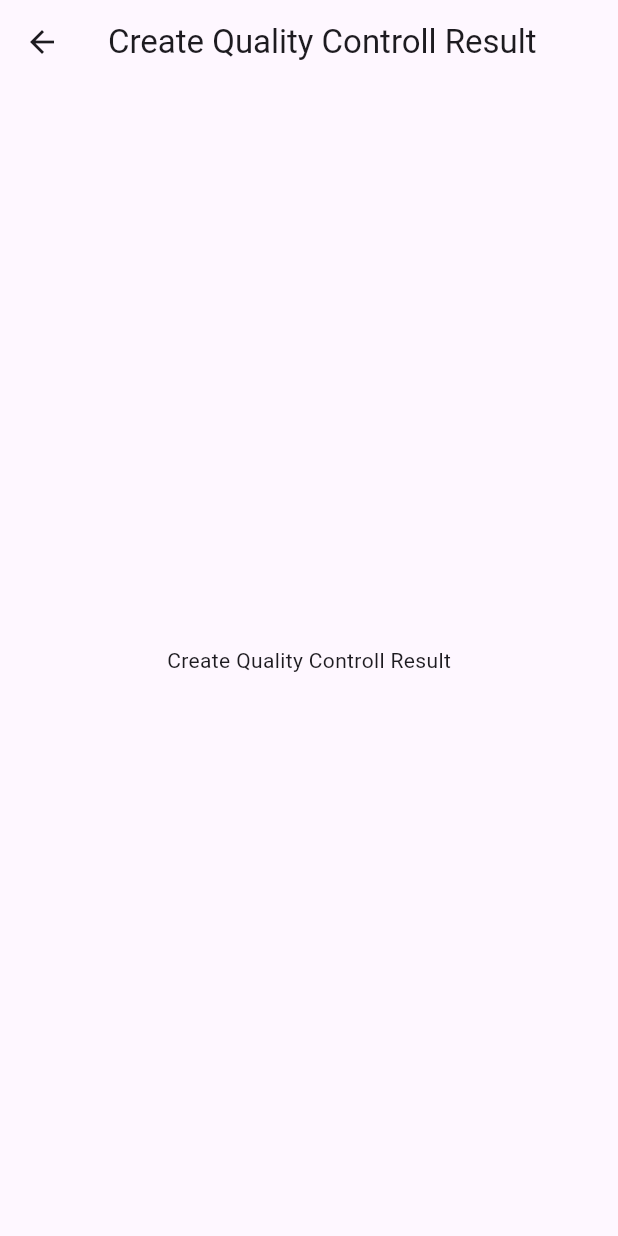
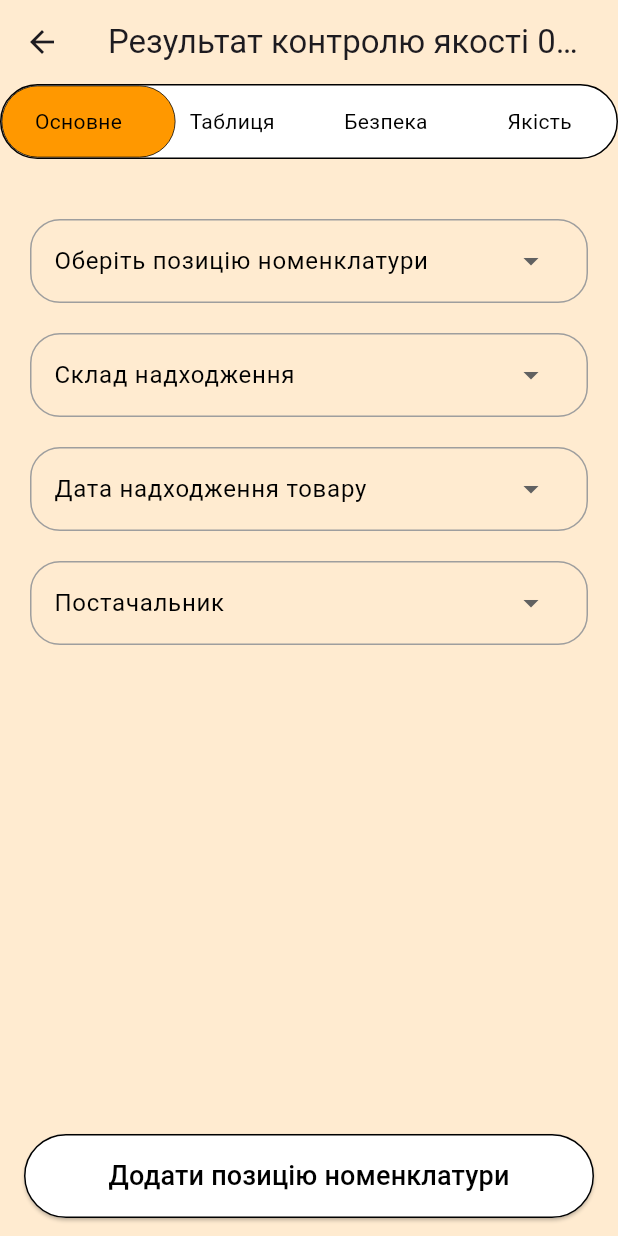
Before and after one commit to MaksTsymbal/RD_Quality_Control_APP, a Flutter app: the CreateQualityControllResultPage screen opened by its route, on a phone screen of 412 x 824 dp. Run offline on Flutter 3.47's test engine with Material 3 defaults, Android fonts, the phone set to English and light mode, and no system bars; our stand-ins replace dropdown_button2.

Commit message:
Add some widgets to pages

```diff
--- a/lib/src/createDocumentPage/ui/createDocumentPage.dart
+++ b/lib/src/createDocumentPage/ui/createDocumentPage.dart
@@ -1,22 +1,79 @@
 import 'package:flutter/material.dart';
-
+import 'package:dropdown_button2/dropdown_button2.dart';
+import '../widgets/customSwitcher.dart';
+import '../widgets/customDropdown.dart';
 class CreateQualityControllResultPage extends StatefulWidget {
   const CreateQualityControllResultPage({super.key});
 
   @override
-  State<CreateQualityControllResultPage> createState() => _CreateQualityControllResultPageState();
+  State<CreateQualityControllResultPage> createState() =>
+      _CreateQualityControllResultPageState();
 }
 
-
-class _CreateQualityControllResultPageState extends State<CreateQualityControllResultPage> {
+class _CreateQualityControllResultPageState
+    extends State<CreateQualityControllResultPage> {
   @override
   Widget build(BuildContext context) {
     return Scaffold(
+      backgroundColor: const Color.fromARGB(255, 255, 235, 208),
       appBar: AppBar(
-        title: const Text('Create Quality Controll Result'),
+        backgroundColor: const Color.fromARGB(255, 255, 235, 208),
+        title: const Text('Результат контролю якості 0001'),
       ),
-      body: const Center(
-        child: Text('Create Quality Controll Result'),
+      body: Center(
+        child: Column(
+          children: [
+            const CustomSwitch(),
+            const SizedBox(height: 40),
+            CustomDropdown(
+              labelText: 'Оберіть позицію номенклатури',
+              items: const ['Позиція 1', 'Позиція 2', 'Позиція 3'],
+              onChanged: (value) {
+                print(value);
+              },
+            ),
+            const SizedBox(height: 20),
+            CustomDropdown(
+              labelText: 'Склад надходження',
+              items: const ['Позиція 1', 'Позиція 2', 'Позиція 3'],
+              onChanged: (value) {
+                print(value);
+              },
+            ),
+            const SizedBox(height: 20),
+            CustomDropdown(
+              labelText: 'Дата надходження товару',
+              items: const ['Позиція 1', 'Позиція 2', 'Позиція 3'],
+              onChanged: (value) {
+                print(value);
+              },
+            ),
+            const SizedBox(height: 20),
+            CustomDropdown(
+              labelText: 'Постачальник',
+              items: const ['Позиція 1', 'Позиція 2', 'Позиція 3'],
+              onChanged: (value) {
+                print(value);
+              },
+            ),
+          ],
+        ),
+      ),
+      bottomNavigationBar: BottomAppBar(
+        color: const Color.fromARGB(255, 255, 235, 208),
+        child: ElevatedButton(
+          style: ElevatedButton.styleFrom(
+            backgroundColor: Colors.white,
+            side: const BorderSide(color: Colors.black),
+          ),
+          onPressed: () {
+            Navigator.pop(context);
+          },
+          child: const Text(
+            'Додати позицію номенклатури',
+            style: TextStyle(color: Colors.black, fontSize: 18),
+          ),
+        ),
       ),
     );
   }
--- /dev/null
+++ b/lib/src/createDocumentPage/widgets/customDropdown.dart
@@ -0,0 +1,87 @@
+import 'package:flutter/material.dart';
+import 'package:dropdown_button2/dropdown_button2.dart';
+
+class CustomDropdown extends StatelessWidget {
+  final String labelText;
+  final List<String> items;
+  final void Function(String?) onChanged;
+
+  const CustomDropdown({
+    super.key,
+    required this.labelText,
+    required this.items,
+    required this.onChanged,
+  });
+
+  @override
+  Widget build(BuildContext context) {
+    return Padding(
+      padding: const EdgeInsets.symmetric(horizontal: 20),
+      child: DropdownButtonFormField2<String>(
+        decoration: InputDecoration(
+          labelText: labelText,
+          labelStyle: const TextStyle(
+            color: Colors.black,
+            fontSize: 16,
+          ),
+          border: OutlineInputBorder(
+            borderRadius: BorderRadius.circular(20),
+          ),
+          focusedBorder: OutlineInputBorder(
+            borderSide: const BorderSide(color: Colors.black, width: 1.0),
+            borderRadius: BorderRadius.circular(20),
+          ),
+          enabledBorder: OutlineInputBorder(
+            borderSide: const BorderSide(color: Colors.grey, width: 1.0),
+            borderRadius: BorderRadius.circular(20),
+          ),
+        ),
+        items: _buildMenuItems(),
+        onChanged: onChanged,
+        style: const TextStyle(
+          fontSize: 16,
+          color: Colors.black,
+        ),
+        isExpanded: true,
+        buttonStyleData: const ButtonStyleData(
+          padding: EdgeInsets.symmetric(horizontal: 10),
+        ),
+        dropdownStyleData: DropdownStyleData(
+          maxHeight: 300,
+          width: MediaQuery.of(context).size.width - 40,
+          decoration: BoxDecoration(
+            borderRadius: BorderRadius.circular(20),
+          ),
+          elevation: 2,
+        ),
+        menuItemStyleData: const MenuItemStyleData(
+          padding: EdgeInsets.symmetric(horizontal: 16),
+        ),
+      ),
+    );
+  }
+
+  List<DropdownMenuItem<String>> _buildMenuItems() {
+    final List<DropdownMenuItem<String>> menuItems = [];
+    for (int i = 0; i < items.length; i++) {
+      menuItems.add(
+        DropdownMenuItem<String>(
+          value: items[i],
+          child: Text(items[i]),
+        ),
+      );
+      if (i < items.length - 1) {
+        menuItems.add(
+          DropdownMenuItem<String>(
+            enabled: false, // Disable the divider from being selectable
+            child: Divider(
+              height: 1,
+              color: Colors.grey[400],
+            ),
+          ),
+        );
+      }
+    }
+    return menuItems;
+  }
+}
--- /dev/null
+++ b/lib/src/createDocumentPage/widgets/customSwitcher.dart
@@ -0,0 +1,80 @@
+import 'package:flutter/material.dart';
+
+class CustomSwitch extends StatefulWidget {
+  const CustomSwitch({Key? key}) : super(key: key);
+
+  @override
+  State<CustomSwitch> createState() => _CustomSwitchState();
+}
+
+class _CustomSwitchState extends State<CustomSwitch> {
+  int selectedIndex = 0;
+
+  final List<String> labels = ["Основне", "Таблиця", "Безпека", "Якість"];
+
+  @override
+  Widget build(BuildContext context) {
+    final double switchWidth = MediaQuery.of(context).size.width - 20;
+    final double buttonWidth = switchWidth / labels.length;
+
+    return Container(
+      padding: const EdgeInsets.symmetric(horizontal: 0),
+      child: Column(
+        crossAxisAlignment: CrossAxisAlignment.start,
+        children: [
+          Container(
+            height: 50,
+            decoration: BoxDecoration(
+              color: Colors.white,
+              borderRadius: BorderRadius.circular(25),
+              border: Border.all(color: Colors.black, width: 1),
+            ),
+            child: Stack(
+              children: [
+                AnimatedPositioned(
+                  duration: const Duration(milliseconds: 200),
+                  curve: Curves.easeInOut,
+                  left: selectedIndex * buttonWidth,
+                  top: 0,
+                  bottom: 0,
+                  right: switchWidth - selectedIndex * buttonWidth - buttonWidth,
+                  child: Container(
+                    width: buttonWidth,
+                    decoration: BoxDecoration(
+                      border: Border.all(color: Colors.black, width: 0.5),
+                      color: Colors.orange,
+                      borderRadius: BorderRadius.circular(25),
+                    ),
+                  ),
+                ),
+                Row(
+                  children: List.generate(labels.length, (index) {
+                    return Expanded(
+                      child: GestureDetector(
+                        onTap: () {
+                          setState(() {
+                            selectedIndex = index;
+                          });
+                        },
+                        child: Container(
+                          alignment: Alignment.center,
+                          child: Text(
+                            labels[index],
+                            style: const TextStyle(
+                              color: Colors.black,
+                              fontWeight: FontWeight.normal,
+                            ),
+                          ),
+                        ),
+                      ),
+                    );
+                  }),
+                ),
+              ],
+            ),
+          ),
+        ],
+      ),
+    );
+  }
+}
--- a/lib/src/mainPage/data/info_model.dart
+++ b/lib/src/mainPage/data/info_model.dart
@@ -1,6 +1,7 @@
 class InfoModel {
   final String date;
   final String fop;
+  final bool status;
 
-  InfoModel({required this.date, required this.fop});
+  InfoModel({required this.date, required this.fop, required this.status});
 }
--- a/lib/src/mainPage/ui/mainPage.dart
+++ b/lib/src/mainPage/ui/mainPage.dart
@@ -21,13 +21,15 @@ class _MainPageState extends State<MainPage> {
   }
 
   Future<void> _loadData() async {
-    final String response = await rootBundle.loadString('lib/src/mainPage/data/test_info.json');
+    final String response =
+        await rootBundle.loadString('lib/src/mainPage/data/test_info.json');
     final List<dynamic> dataList = json.decode(response);
     setState(() {
       _data = dataList.map((item) {
         return {
           "date": item['date'],
           "FOP": item['FOP'],
+          "status": item['status'],
         };
       }).toList();
     });
@@ -39,13 +41,15 @@ class _MainPageState extends State<MainPage> {
       backgroundColor: const Color.fromARGB(255, 255, 235, 208),
       appBar: AppBar(
         backgroundColor: const Color.fromARGB(255, 255, 235, 208),
-        title: Text('Вітаю, ${widget.name}', style: const TextStyle(color: Colors.black, fontFamily: 'Futura', fontSize: 30)),
+        title: Text('Вітаю, ${widget.name}',
+            style: const TextStyle(
+                color: Colors.black, fontFamily: 'Futura', fontSize: 30)),
       ),
       body: Stack(
         children: [
           _data.isEmpty
               ? const Center(child: CircularProgressIndicator())
-              : Padding (
+              : Padding(
                   padding: const EdgeInsets.only(bottom: 120.0),
                   child: SingleChildScrollView(
                     child: Column(
@@ -53,7 +57,8 @@ class _MainPageState extends State<MainPage> {
                         Container(
                           alignment: Alignment.center,
                           width: MediaQuery.of(context).size.width,
-                          padding: const EdgeInsets.only(bottom: 0.0, left: 0.0, right: 0.0),
+                          padding: const EdgeInsets.only(
+                              bottom: 0.0, left: 0.0, right: 0.0),
                           child: DataTable(
                             columnSpacing: 31,
                             dividerThickness: 2,
@@ -79,6 +84,9 @@ class _MainPageState extends State<MainPage> {
                             ],
                             rows: _data.map((item) {
                               return DataRow(
+                                color: item['status'] != true
+                                    ? MaterialStateProperty.all(Colors.transparent)
+                                    : MaterialStateProperty.all(Colors.orange),
                                 cells: [
                                   DataCell(Center(
                                       child: Text(item['date'] as String,
@@ -100,7 +108,7 @@ class _MainPageState extends State<MainPage> {
                       ],
                     ),
                   ),
-              ),
+                ),
           Positioned(
             bottom: 20,
             left: 50,
@@ -111,7 +119,9 @@ class _MainPageState extends State<MainPage> {
                 SizedBox(
                   width: double.infinity,
                   child: ElevatedButton(
-                    onPressed: null,
+                    onPressed: () {
+                      Navigator.of(context).pushNamed('/create_document');
+                    },
                     style: ElevatedButton.styleFrom(
                       elevation: 0,
                       backgroundColor: Colors.orange,
```
Also changed, not shown: lib/src/mainPage/data/test_info.json (+32 -16 lines).
